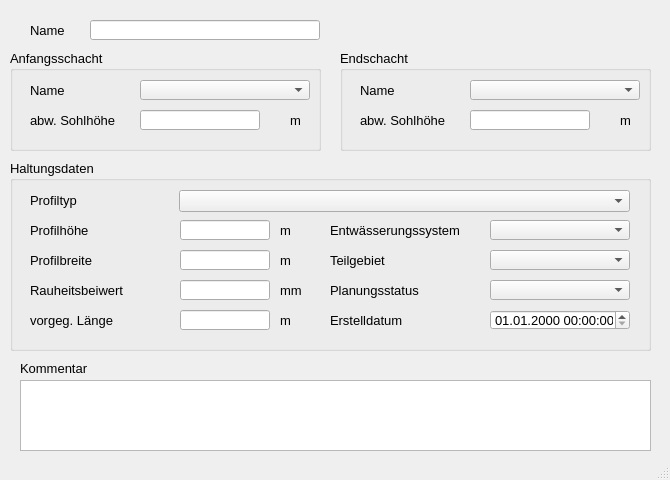
This is qkan/forms/qkan_hregler.ui in hoettges/QKan as Qt 5 draws it before an edit. The edited form follows.
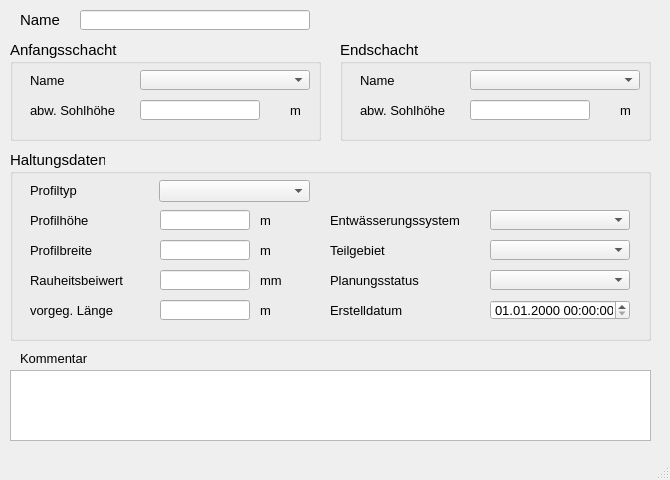
This is the edited form. Custom widgets are drawn as their Qt base class.

```diff
--- a/qkan/forms/qkan_hregler.ui
+++ b/qkan/forms/qkan_hregler.ui
@@ -50,8 +50,8 @@
    <widget class="QLabel" name="label">
     <property name="geometry">
      <rect>
-      <x>30</x>
-      <y>20</y>
+      <x>20</x>
+      <y>10</y>
       <width>40</width>
       <height>20</height>
      </rect>
@@ -59,7 +59,7 @@
     <property name="font">
      <font>
       <family>Tahoma</family>
-      <pointsize>10</pointsize>
+      <pointsize>11</pointsize>
      </font>
     </property>
     <property name="text">
@@ -69,8 +69,8 @@
    <widget class="QLineEdit" name="haltnam">
     <property name="geometry">
      <rect>
-      <x>90</x>
-      <y>20</y>
+      <x>80</x>
+      <y>10</y>
       <width>230</width>
       <height>20</height>
      </rect>
@@ -78,16 +78,16 @@
     <property name="font">
      <font>
       <family>Tahoma</family>
-      <pointsize>10</pointsize>
+      <pointsize>11</pointsize>
      </font>
     </property>
    </widget>
    <widget class="QTextEdit" name="kommentar">
     <property name="geometry">
      <rect>
-      <x>20</x>
-      <y>380</y>
-      <width>631</width>
+      <x>10</x>
+      <y>370</y>
+      <width>641</width>
       <height>71</height>
      </rect>
     </property>
@@ -102,7 +102,7 @@
     <property name="geometry">
      <rect>
       <x>20</x>
-      <y>360</y>
+      <y>350</y>
       <width>81</width>
       <height>16</height>
      </rect>
@@ -121,7 +121,7 @@
     <property name="geometry">
      <rect>
       <x>10</x>
-      <y>160</y>
+      <y>150</y>
       <width>641</width>
       <height>191</height>
      </rect>
@@ -129,7 +129,7 @@
     <property name="font">
      <font>
       <family>Tahoma</family>
-      <pointsize>10</pointsize>
+      <pointsize>11</pointsize>
      </font>
     </property>
     <property name="title">
@@ -160,12 +160,24 @@
     <widget class="QLineEdit" name="ks">
      <property name="geometry">
       <rect>
-       <x>170</x>
+       <x>150</x>
        <y>120</y>
        <width>90</width>
        <height>20</height>
       </rect>
      </property>
+     <property name="font">
+      <font>
+       <family>Tahoma</family>
+       <pointsize>10</pointsize>
+      </font>
+     </property>
+     <property name="toolTip">
+      <string>&lt;html&gt;&lt;head/&gt;&lt;body&gt;&lt;p&gt;&lt;span style=&quot; font-family:'Calibri','sans-serif';&quot;&gt;Manning-Strickler Beiwert (kst)&lt;/span&gt;&lt;/p&gt;&lt;/body&gt;&lt;/html&gt;</string>
+     </property>
+     <property name="statusTip">
+      <string>Manning-Strickler Beiwert (kst)</string>
+     </property>
     </widget>
     <widget class="QLabel" name="label_7">
      <property name="geometry">
@@ -176,6 +188,12 @@
        <height>21</height>
       </rect>
      </property>
+     <property name="font">
+      <font>
+       <family>Tahoma</family>
+       <pointsize>10</pointsize>
+      </font>
+     </property>
      <property name="text">
       <string>Profilbreite</string>
      </property>
@@ -189,16 +207,34 @@
        <height>20</height>
       </rect>
      </property>
+     <property name="font">
+      <font>
+       <family>Tahoma</family>
+       <pointsize>10</pointsize>
+      </font>
+     </property>
+     <property name="toolTip">
+      <string>&lt;html&gt;&lt;head/&gt;&lt;body&gt;&lt;p&gt;zur Zuordnung auf ein selbstständig festgelegtes Teilgebiet&lt;/p&gt;&lt;/body&gt;&lt;/html&gt;</string>
+     </property>
+     <property name="statusTip">
+      <string>zur Zuordnung auf ein selbstständig festgelegtes Teilgebiet</string>
+     </property>
     </widget>
     <widget class="QLabel" name="label_20">
      <property name="geometry">
       <rect>
-       <x>270</x>
+       <x>250</x>
        <y>90</y>
        <width>31</width>
        <height>21</height>
       </rect>
      </property>
+     <property name="font">
+      <font>
+       <family>Tahoma</family>
+       <pointsize>10</pointsize>
+      </font>
+     </property>
      <property name="text">
       <string>m </string>
      </property>
@@ -206,12 +242,18 @@
     <widget class="QLabel" name="label_21">
      <property name="geometry">
       <rect>
-       <x>270</x>
+       <x>250</x>
        <y>150</y>
        <width>30</width>
        <height>20</height>
       </rect>
      </property>
+     <property name="font">
+      <font>
+       <family>Tahoma</family>
+       <pointsize>10</pointsize>
+      </font>
+     </property>
      <property name="text">
       <string>m </string>
      </property>
@@ -219,12 +261,18 @@
     <widget class="QLineEdit" name="laenge">
      <property name="geometry">
       <rect>
-       <x>170</x>
+       <x>150</x>
        <y>150</y>
        <width>90</width>
        <height>20</height>
       </rect>
      </property>
+     <property name="font">
+      <font>
+       <family>Tahoma</family>
+       <pointsize>10</pointsize>
+      </font>
+     </property>
      <property name="toolTip">
       <string>&lt;html&gt;&lt;head/&gt;&lt;body&gt;&lt;p&gt;&lt;span style=&quot; font-size:10pt;&quot;&gt;vorgegebene Länge, falls diese nicht automatisch berechnet werden soll&lt;/span&gt;&lt;/p&gt;&lt;/body&gt;&lt;/html&gt;</string>
      </property>
@@ -241,6 +289,12 @@
        <height>21</height>
       </rect>
      </property>
+     <property name="font">
+      <font>
+       <family>Tahoma</family>
+       <pointsize>10</pointsize>
+      </font>
+     </property>
      <property name="text">
       <string>Erstelldatum</string>
      </property>
@@ -254,16 +308,40 @@
        <height>20</height>
       </rect>
      </property>
+     <property name="font">
+      <font>
+       <family>Tahoma</family>
+       <pointsize>10</pointsize>
+      </font>
+     </property>
+     <property name="toolTip">
+      <string>&lt;html&gt;&lt;head/&gt;&lt;body&gt;&lt;p&gt;vorh. Entwässerungssystem (z.B. Mischwasser, Regenwasser etc.)&lt;/p&gt;&lt;/body&gt;&lt;/html&gt;</string>
+     </property>
+     <property name="statusTip">
+      <string>vorh. Entwässerungssystem (z.B. Mischwasser, Regenwasser etc.)</string>
+     </property>
     </widget>
     <widget class="QComboBox" name="profilnam">
      <property name="geometry">
       <rect>
-       <x>169</x>
+       <x>149</x>
        <y>30</y>
-       <width>451</width>
+       <width>151</width>
        <height>22</height>
       </rect>
      </property>
+     <property name="font">
+      <font>
+       <family>Tahoma</family>
+       <pointsize>10</pointsize>
+      </font>
+     </property>
+     <property name="toolTip">
+      <string>&lt;html&gt;&lt;head/&gt;&lt;body&gt;&lt;p&gt;Profiltyp für das Rohr&lt;/p&gt;&lt;/body&gt;&lt;/html&gt;</string>
+     </property>
+     <property name="statusTip">
+      <string>Profiltyp für das Rohr</string>
+     </property>
     </widget>
     <widget class="QLabel" name="label_54">
      <property name="geometry">
@@ -274,6 +352,12 @@
        <height>21</height>
       </rect>
      </property>
+     <property name="font">
+      <font>
+       <family>Tahoma</family>
+       <pointsize>10</pointsize>
+      </font>
+     </property>
      <property name="text">
       <string>Profiltyp</string>
      </property>
@@ -287,6 +371,12 @@
        <height>21</height>
       </rect>
      </property>
+     <property name="font">
+      <font>
+       <family>Tahoma</family>
+       <pointsize>10</pointsize>
+      </font>
+     </property>
      <property name="text">
       <string>vorgeg. Länge</string>
      </property>
@@ -300,6 +390,12 @@
        <height>21</height>
       </rect>
      </property>
+     <property name="font">
+      <font>
+       <family>Tahoma</family>
+       <pointsize>10</pointsize>
+      </font>
+     </property>
      <property name="text">
       <string>Teilgebiet</string>
      </property>
@@ -316,6 +412,12 @@
        <height>21</height>
       </rect>
      </property>
+     <property name="font">
+      <font>
+       <family>Tahoma</family>
+       <pointsize>10</pointsize>
+      </font>
+     </property>
      <property name="text">
       <string>Entwässerungssystem</string>
      </property>
@@ -323,12 +425,24 @@
     <widget class="QLineEdit" name="hoehe">
      <property name="geometry">
       <rect>
-       <x>170</x>
+       <x>150</x>
        <y>60</y>
        <width>90</width>
        <height>20</height>
       </rect>
      </property>
+     <property name="font">
+      <font>
+       <family>Tahoma</family>
+       <pointsize>10</pointsize>
+      </font>
+     </property>
+     <property name="toolTip">
+      <string>&lt;html&gt;&lt;head/&gt;&lt;body&gt;&lt;p&gt;Bedeutung hängt vom Profiltyp ab&lt;/p&gt;&lt;/body&gt;&lt;/html&gt;</string>
+     </property>
+     <property name="statusTip">
+      <string>Bedeutung hängt vom Profiltyp ab</string>
+     </property>
     </widget>
     <widget class="QLabel" name="label_10">
      <property name="geometry">
@@ -339,6 +453,12 @@
        <height>21</height>
       </rect>
      </property>
+     <property name="font">
+      <font>
+       <family>Tahoma</family>
+       <pointsize>10</pointsize>
+      </font>
+     </property>
      <property name="text">
       <string>Planungsstatus</string>
      </property>
@@ -349,12 +469,18 @@
     <widget class="QLabel" name="label_16">
      <property name="geometry">
       <rect>
-       <x>270</x>
+       <x>250</x>
        <y>60</y>
        <width>31</width>
        <height>21</height>
       </rect>
      </property>
+     <property name="font">
+      <font>
+       <family>Tahoma</family>
+       <pointsize>10</pointsize>
+      </font>
+     </property>
      <property name="text">
       <string>m </string>
      </property>
@@ -362,12 +488,24 @@
     <widget class="QLineEdit" name="breite">
      <property name="geometry">
       <rect>
-       <x>170</x>
+       <x>150</x>
        <y>90</y>
        <width>90</width>
        <height>20</height>
       </rect>
      </property>
+     <property name="font">
+      <font>
+       <family>Tahoma</family>
+       <pointsize>10</pointsize>
+      </font>
+     </property>
+     <property name="toolTip">
+      <string>&lt;html&gt;&lt;head/&gt;&lt;body&gt;&lt;p&gt;Bedeutung hängt vom Profiltyp ab&lt;/p&gt;&lt;/body&gt;&lt;/html&gt;</string>
+     </property>
+     <property name="statusTip">
+      <string>Bedeutung hängt vom Profiltyp ab</string>
+     </property>
     </widget>
     <widget class="QLabel" name="label_6">
      <property name="geometry">
@@ -378,6 +516,12 @@
        <height>21</height>
       </rect>
      </property>
+     <property name="font">
+      <font>
+       <family>Tahoma</family>
+       <pointsize>10</pointsize>
+      </font>
+     </property>
      <property name="text">
       <string>Profilhöhe</string>
      </property>
@@ -385,12 +529,18 @@
     <widget class="QLabel" name="label_70">
      <property name="geometry">
       <rect>
-       <x>270</x>
+       <x>250</x>
        <y>120</y>
        <width>46</width>
        <height>21</height>
       </rect>
      </property>
+     <property name="font">
+      <font>
+       <family>Tahoma</family>
+       <pointsize>10</pointsize>
+      </font>
+     </property>
      <property name="text">
       <string>mm</string>
      </property>
@@ -404,6 +554,12 @@
        <height>20</height>
       </rect>
      </property>
+     <property name="font">
+      <font>
+       <family>Tahoma</family>
+       <pointsize>10</pointsize>
+      </font>
+     </property>
      <property name="text">
       <string>Rauheitsbeiwert</string>
      </property>
@@ -417,13 +573,25 @@
        <height>20</height>
       </rect>
      </property>
+     <property name="font">
+      <font>
+       <family>Tahoma</family>
+       <pointsize>10</pointsize>
+      </font>
+     </property>
+     <property name="toolTip">
+      <string>aktueller Status (z.B. vorhanden, in Planung etc.)</string>
+     </property>
+     <property name="statusTip">
+      <string>aktueller Status (z.B. vorhanden, in Planung etc.)</string>
+     </property>
     </widget>
    </widget>
    <widget class="QGroupBox" name="groupBox_3">
     <property name="geometry">
      <rect>
       <x>340</x>
-      <y>50</y>
+      <y>40</y>
       <width>311</width>
       <height>101</height>
      </rect>
@@ -431,7 +599,7 @@
     <property name="font">
      <font>
       <family>Tahoma</family>
-      <pointsize>10</pointsize>
+      <pointsize>11</pointsize>
      </font>
     </property>
     <property name="title">
@@ -446,6 +614,12 @@
        <height>20</height>
       </rect>
      </property>
+     <property name="font">
+      <font>
+       <family>Tahoma</family>
+       <pointsize>10</pointsize>
+      </font>
+     </property>
      <property name="toolTip">
       <string>von Schachtsohle abweichende Sohlhöhe</string>
      </property>
@@ -462,6 +636,12 @@
        <height>21</height>
       </rect>
      </property>
+     <property name="font">
+      <font>
+       <family>Tahoma</family>
+       <pointsize>10</pointsize>
+      </font>
+     </property>
      <property name="text">
       <string>Name</string>
      </property>
@@ -475,6 +655,12 @@
        <height>21</height>
       </rect>
      </property>
+     <property name="font">
+      <font>
+       <family>Tahoma</family>
+       <pointsize>10</pointsize>
+      </font>
+     </property>
      <property name="text">
       <string>abw. Sohlhöhe</string>
      </property>
@@ -488,6 +674,12 @@
        <height>21</height>
       </rect>
      </property>
+     <property name="font">
+      <font>
+       <family>Tahoma</family>
+       <pointsize>10</pointsize>
+      </font>
+     </property>
      <property name="text">
       <string>m</string>
      </property>
@@ -501,13 +693,25 @@
        <height>20</height>
       </rect>
      </property>
+     <property name="font">
+      <font>
+       <family>Tahoma</family>
+       <pointsize>10</pointsize>
+      </font>
+     </property>
+     <property name="toolTip">
+      <string>&lt;html&gt;&lt;head/&gt;&lt;body&gt;&lt;p&gt;Name des unteren Schachts&lt;/p&gt;&lt;/body&gt;&lt;/html&gt;</string>
+     </property>
+     <property name="statusTip">
+      <string>Name des unteren Schachts</string>
+     </property>
     </widget>
    </widget>
    <widget class="QGroupBox" name="groupBox">
     <property name="geometry">
      <rect>
       <x>10</x>
-      <y>50</y>
+      <y>40</y>
       <width>311</width>
       <height>101</height>
      </rect>
@@ -515,7 +719,7 @@
     <property name="font">
      <font>
       <family>Tahoma</family>
-      <pointsize>10</pointsize>
+      <pointsize>11</pointsize>
      </font>
     </property>
     <property name="title">
@@ -530,6 +734,12 @@
        <height>21</height>
       </rect>
      </property>
+     <property name="font">
+      <font>
+       <family>Tahoma</family>
+       <pointsize>10</pointsize>
+      </font>
+     </property>
      <property name="text">
       <string>Name</string>
      </property>
@@ -543,6 +753,12 @@
        <height>21</height>
       </rect>
      </property>
+     <property name="font">
+      <font>
+       <family>Tahoma</family>
+       <pointsize>10</pointsize>
+      </font>
+     </property>
      <property name="text">
       <string>abw. Sohlhöhe</string>
      </property>
@@ -556,6 +772,12 @@
        <height>21</height>
       </rect>
      </property>
+     <property name="font">
+      <font>
+       <family>Tahoma</family>
+       <pointsize>10</pointsize>
+      </font>
+     </property>
      <property name="text">
       <string>m</string>
      </property>
@@ -569,6 +791,18 @@
        <height>20</height>
       </rect>
      </property>
+     <property name="font">
+      <font>
+       <family>Tahoma</family>
+       <pointsize>10</pointsize>
+      </font>
+     </property>
+     <property name="toolTip">
+      <string>&lt;html&gt;&lt;head/&gt;&lt;body&gt;&lt;p&gt;&lt;span style=&quot; font-family:'Calibri','sans-serif';&quot;&gt;Name des oberen Schachts&lt;/span&gt;&lt;/p&gt;&lt;/body&gt;&lt;/html&gt;</string>
+     </property>
+     <property name="statusTip">
+      <string>Name des oberen Schachts</string>
+     </property>
     </widget>
     <widget class="QLineEdit" name="sohleoben">
      <property name="geometry">
@@ -579,6 +813,12 @@
        <height>20</height>
       </rect>
      </property>
+     <property name="font">
+      <font>
+       <family>Tahoma</family>
+       <pointsize>10</pointsize>
+      </font>
+     </property>
      <property name="toolTip">
       <string>von Schachtsohle abweichende Sohlhöhe</string>
      </property>
```
Left out of the diff: 12 changed lines with no effect on the pictures.
